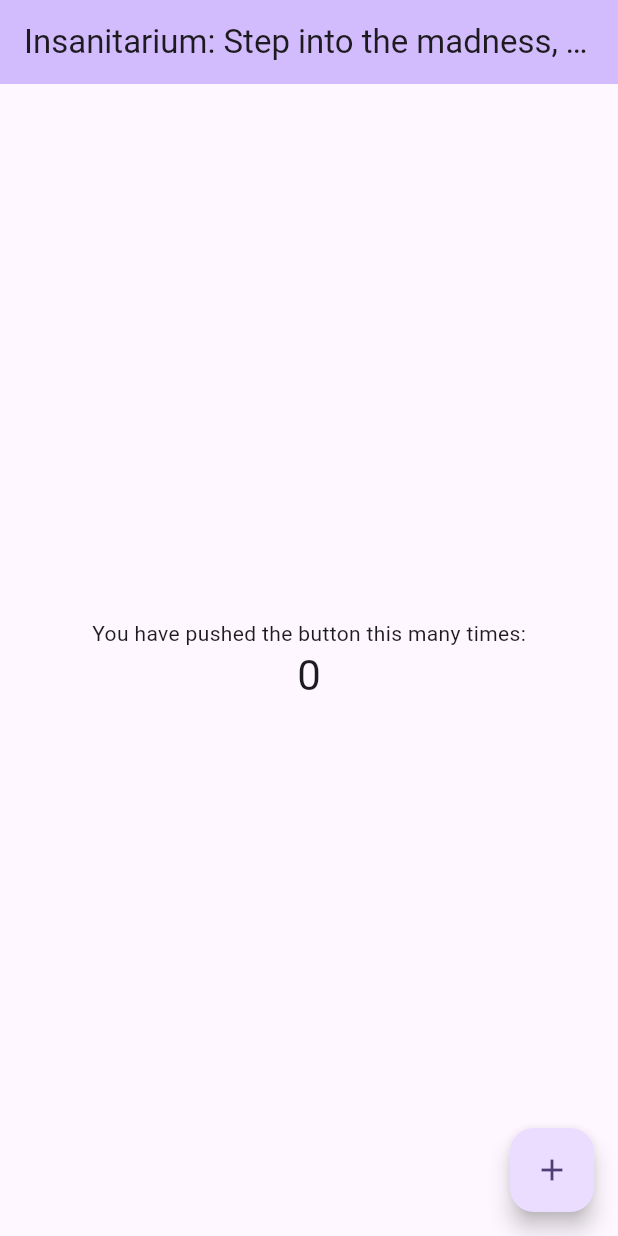
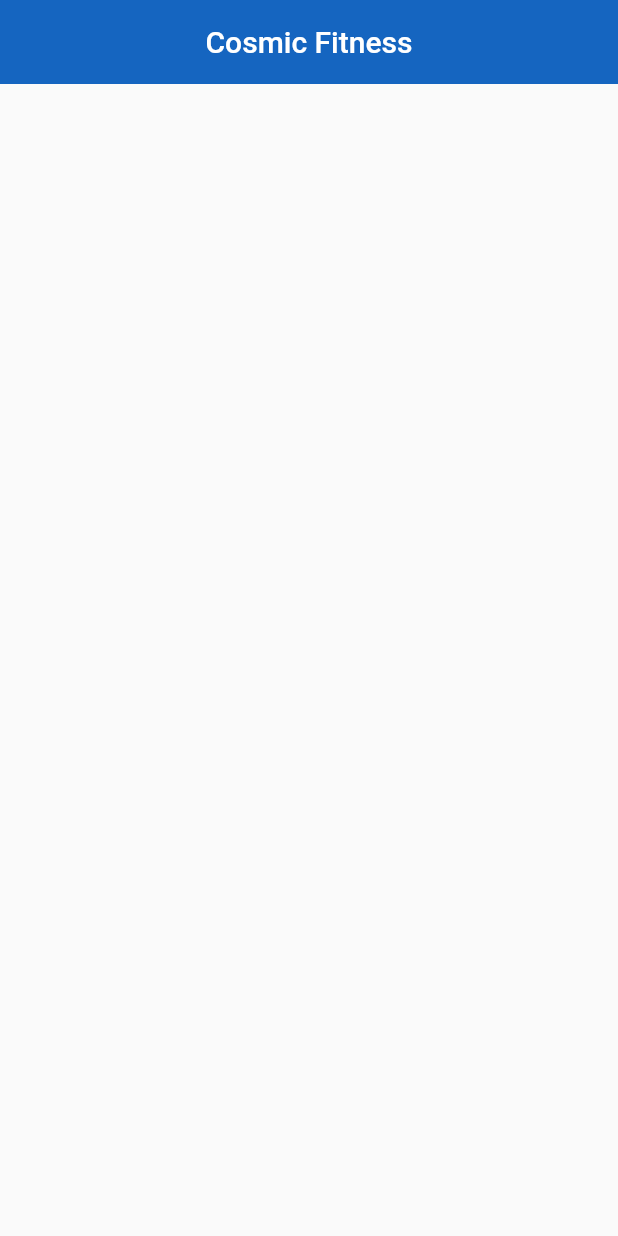
Before and after one commit to FrederikvSvane/FitMate, a Flutter app: the screen it shows after launch, on a phone screen of 412 x 824 dp. Run offline on Flutter 3.47's test engine with Material 2 defaults, Android fonts, the phone set to English and light mode, and no system bars.

Commit message:
Barebone forside

```diff
--- a/lib/main.dart
+++ b/lib/main.dart
@@ -1,125 +1,12 @@
 import 'package:flutter/material.dart';
+import 'package:flutter_fitness_app/pages/home.dart';
 
 void main() {
-  runApp(const MyApp());
+  runApp(MaterialApp(
+    initialRoute: "/",
+    routes: {
+      "/": (context) => Home(),
+    },
+
+  ));
 }
-
-class MyApp extends StatelessWidget {
-  const MyApp({super.key});
-
-  // This widget is the root of your application.
-  @override
-  Widget build(BuildContext context) {
-    return MaterialApp(
-      title: 'Insanitarium: Step into the madness, Transcend Physical Sanity',
-      theme: ThemeData(
-        // This is the theme of your application.
-        //
-        // TRY THIS: Try running your application with "flutter run". You'll see
-        // the application has a blue toolbar. Then, without quitting the app,
-        // try changing the seedColor in the colorScheme below to Colors.green
-        // and then invoke "hot reload" (save your changes or press the "hot
-        // reload" button in a Flutter-supported IDE, or press "r" if you used
-        // the command line to start the app).
-        //
-        // Notice that the counter didn't reset back to zero; the application
-        // state is not lost during the reload. To reset the state, use hot
-        // restart instead.
-        //
-        // This works for code too, not just values: Most code changes can be
-        // tested with just a hot reload.
-        colorScheme: ColorScheme.fromSeed(seedColor: Colors.deepPurple),
-        useMaterial3: true,
-      ),
-      home: const MyHomePage(title: 'Insanitarium: Step into the madness, Transcend Physical Sanity'),
-    );
-  }
-}
-
-class MyHomePage extends StatefulWidget {
-  const MyHomePage({super.key, required this.title});
-
-  // This widget is the home page of your application. It is stateful, meaning
-  // that it has a State object (defined below) that contains fields that affect
-  // how it looks.
-
-  // This class is the configuration for the state. It holds the values (in this
-  // case the title) provided by the parent (in this case the App widget) and
-  // used by the build method of the State. Fields in a Widget subclass are
-  // always marked "final".
-
-  final String title;
-
-  @override
-  State<MyHomePage> createState() => _MyHomePageState();
-}
-
-class _MyHomePageState extends State<MyHomePage> {
-  int _counter = 0;
-
-  void _incrementCounter() {
-    setState(() {
-      // This call to setState tells the Flutter framework that something has
-      // changed in this State, which causes it to rerun the build method below
-      // so that the display can reflect the updated values. If we changed
-      // _counter without calling setState(), then the build method would not be
-      // called again, and so nothing would appear to happen.
-      _counter++;
-    });
-  }
-
-  @override
-  Widget build(BuildContext context) {
-    // This method is rerun every time setState is called, for instance as done
-    // by the _incrementCounter method above.
-    //
-    // The Flutter framework has been optimized to make rerunning build methods
-    // fast, so that you can just rebuild anything that needs updating rather
-    // than having to individually change instances of widgets.
-    return Scaffold(
-      appBar: AppBar(
-        // TRY THIS: Try changing the color here to a specific color (to
-        // Colors.amber, perhaps?) and trigger a hot reload to see the AppBar
-        // change color while the other colors stay the same.
-        backgroundColor: Theme.of(context).colorScheme.inversePrimary,
-        // Here we take the value from the MyHomePage object that was created by
-        // the App.build method, and use it to set our appbar title.
-        title: Text(widget.title),
-      ),
-      body: Center(
-        // Center is a layout widget. It takes a single child and positions it
-        // in the middle of the parent.
-        child: Column(
-          // Column is also a layout widget. It takes a list of children and
-          // arranges them vertically. By default, it sizes itself to fit its
-          // children horizontally, and tries to be as tall as its parent.
-          //
-          // Column has various properties to control how it sizes itself and
-          // how it positions its children. Here we use mainAxisAlignment to
-          // center the children vertically; the main axis here is the vertical
-          // axis because Columns are vertical (the cross axis would be
-          // horizontal).
-          //
-          // TRY THIS: Invoke "debug painting" (choose the "Toggle Debug Paint"
-          // action in the IDE, or press "p" in the console), to see the
-          // wireframe for each widget.
-          mainAxisAlignment: MainAxisAlignment.center,
-          children: <Widget>[
-            const Text(
-              'You have pushed the button this many times:',
-            ),
-            Text(
-              '$_counter',
-              style: Theme.of(context).textTheme.headlineMedium,
-            ),
-          ],
-        ),
-      ),
-      floatingActionButton: FloatingActionButton(
-        onPressed: _incrementCounter,
-        tooltip: 'Increment',
-        child: const Icon(Icons.add),
-      ), // This trailing comma makes auto-formatting nicer for build methods.
-    );
-  }
-}
--- /dev/null
+++ b/lib/pages/home.dart
@@ -0,0 +1,22 @@
+import 'package:flutter/material.dart';
+
+class Home extends StatefulWidget {
+  const Home({super.key});
+
+  @override
+  State<Home> createState() => _HomeState();
+}
+
+class _HomeState extends State<Home> {
+  @override
+  Widget build(BuildContext context) {
+    return Scaffold(
+      appBar: AppBar(
+        backgroundColor: Colors.blue[800],
+        title: Text("Cosmic Fitness"),
+        centerTitle: true,
+        elevation: 0,
+      ),
+    );
+  }
+}
```
Also changed, not shown: 1 other file.
